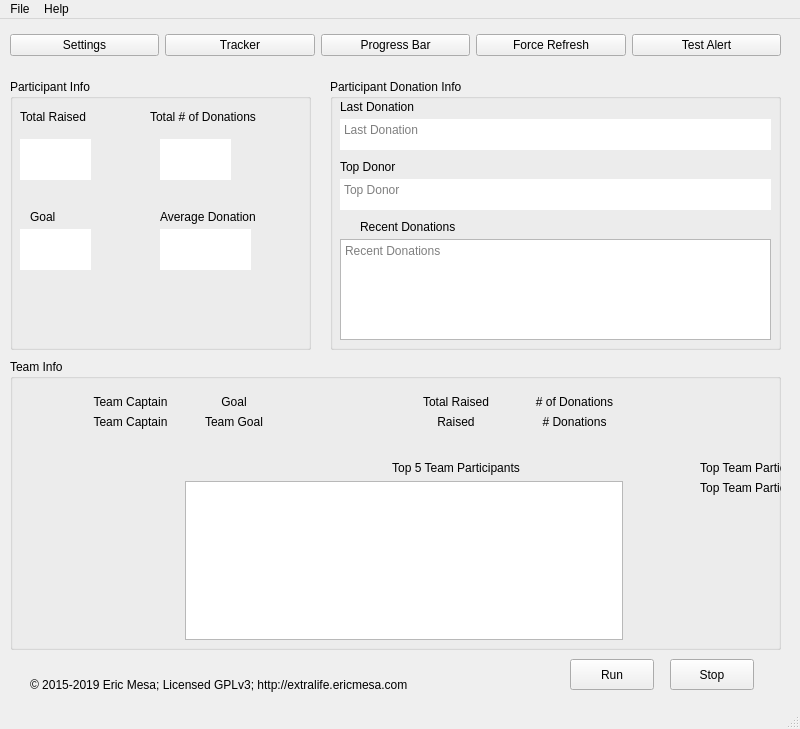
This is QTdesignerfiles/design.ui in djotaku/ELDonationTracker as Qt 5 draws it before an edit. The edited form follows.
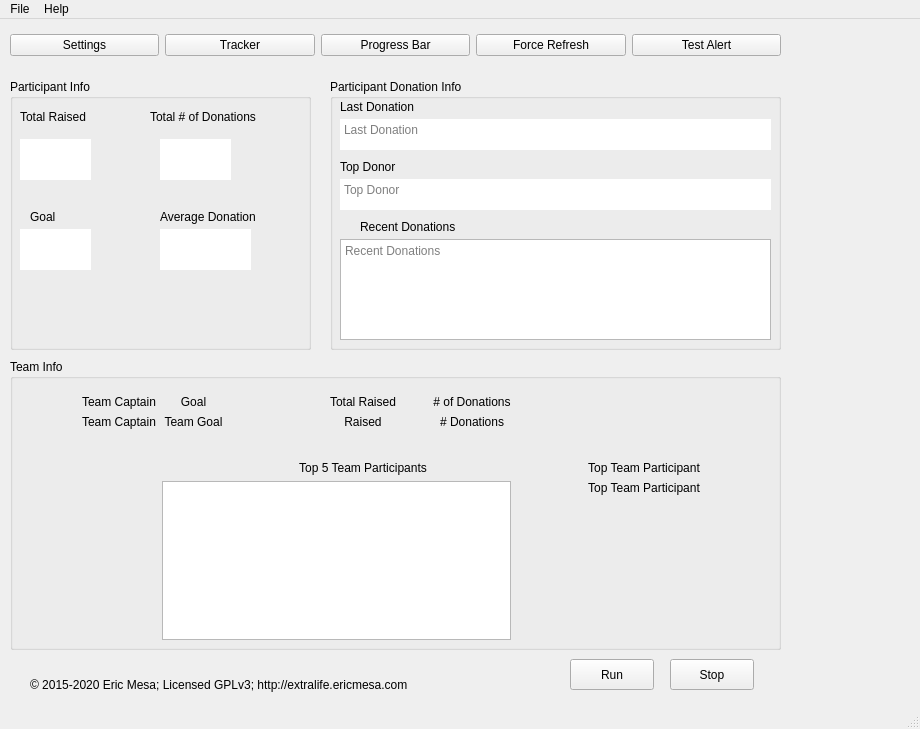
This is the edited form. Icons and pictures are not drawn.

Commit message: :art: updated copyright on GUI

The edit to the form file:
```diff
--- a/QTdesignerfiles/design.ui
+++ b/QTdesignerfiles/design.ui
@@ -6,7 +6,7 @@
    <rect>
     <x>0</x>
     <y>0</y>
-    <width>800</width>
+    <width>920</width>
     <height>729</height>
    </rect>
   </property>
@@ -270,7 +270,7 @@
       <rect>
        <x>10</x>
        <y>30</y>
-       <width>863</width>
+       <width>751</width>
        <height>251</height>
       </rect>
      </property>
@@ -475,7 +475,7 @@
      </rect>
     </property>
     <property name="text">
-     <string>© 2015-2019 Eric Mesa; Licensed GPLv3; http://extralife.ericmesa.com</string>
+     <string>© 2015-2020 Eric Mesa; Licensed GPLv3; http://extralife.ericmesa.com</string>
     </property>
    </widget>
    <widget class="QWidget" name="layoutWidget">
@@ -544,7 +544,7 @@
     <rect>
      <x>0</x>
      <y>0</y>
-     <width>800</width>
+     <width>920</width>
      <height>29</height>
     </rect>
    </property>
```
The commit also changes 2 other files.
